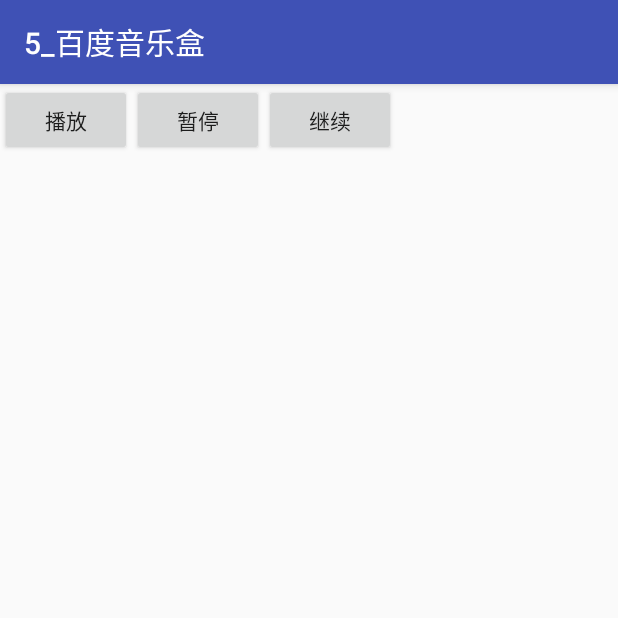
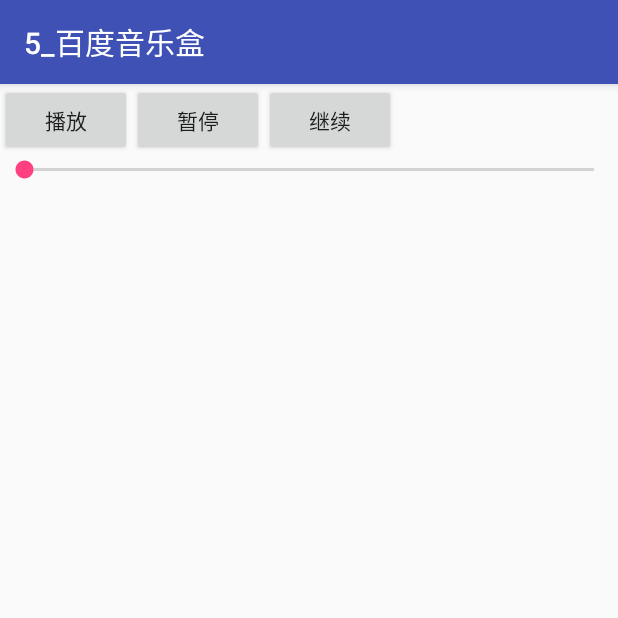
Before and after one commit to hsf0702/Day15, an Android app: the screen it shows after launch (MainActivity), on a phone screen of 412 x 824 dp, the top half of it. Run offline under Robolectric (Android 15) with nearby library versions, the phone set to English and light mode, and no system bars.

Commit message:
更新百度音乐盒未完成的操作

```diff
--- a/5_百度音乐盒/src/main/java/com/example/baiduMusic/Iservice.java
+++ b/5_百度音乐盒/src/main/java/com/example/baiduMusic/Iservice.java
@@ -7,5 +7,6 @@ public interface Iservice {
     void callPlayMusic();
     void callPauseMusic();
     void callContinueMusic();
+    void callPlaySeekPosition(int position);
 
 }
--- a/5_百度音乐盒/src/main/java/com/example/baiduMusic/MainActivity.java
+++ b/5_百度音乐盒/src/main/java/com/example/baiduMusic/MainActivity.java
@@ -4,21 +4,58 @@ import android.content.ComponentName;
 import android.content.Intent;
 import android.content.ServiceConnection;
 import android.os.Bundle;
+import android.os.Handler;
 import android.os.IBinder;
+import android.os.Message;
 import android.support.v7.app.AppCompatActivity;
 import android.view.View;
+import android.widget.SeekBar;
 
 public class MainActivity extends AppCompatActivity {
     private Iservice iservie;//代表中间人对象
-
+    private static SeekBar seekBar;
     /*
         综合方式开启服务流程
 
          */
+    public static Handler handler = new Handler(){
+        @Override
+        public void handleMessage(Message msg) {
+            Bundle data = msg.getData();
+            int duration = data.getInt("duration");
+            int currentPosition = data.getInt("currentPosition");
+
+            //更新seekbar
+            seekBar.setMax(duration);
+            seekBar.setProgress(currentPosition);
+            super.handleMessage(msg);
+        }
+    };
+
+
     @Override
     protected void onCreate(Bundle savedInstanceState) {
         super.onCreate(savedInstanceState);
         setContentView(R.layout.activity_main);
+
+        seekBar =  (SeekBar) findViewById(R.id.seekBar);
+        //拖动进度条
+        seekBar.setOnSeekBarChangeListener(new SeekBar.OnSeekBarChangeListener() {
+            @Override
+            public void onProgressChanged(SeekBar seekBar, int i, boolean b) {
+
+            }
+
+            @Override
+            public void onStartTrackingTouch(SeekBar seekBar) {
+
+            }
+
+            @Override
+            public void onStopTrackingTouch(SeekBar seekBar) {
+                iservie.callPlaySeekPosition(seekBar.getProgress());
+            }
+        });
 
         Intent intent = new Intent(this,MusicService.class);
         startService(intent);
--- a/5_百度音乐盒/src/main/res/layout/activity_main.xml
+++ b/5_百度音乐盒/src/main/res/layout/activity_main.xml
@@ -1,10 +1,14 @@
 <?xml version="1.0" encoding="utf-8"?>
 <LinearLayout xmlns:android="http://schemas.android.com/apk/res/android"
     xmlns:tools="http://schemas.android.com/tools" android:id="@+id/activity_main"
-    android:orientation="horizontal"
     android:layout_width="match_parent" android:layout_height="match_parent"
+    android:orientation="vertical"
     tools:context="com.example.baiduMusic.MainActivity">
 
+    <LinearLayout
+        android:orientation="horizontal"
+        android:layout_width="wrap_content"
+        android:layout_height="wrap_content">
         <Button
             android:id="@+id/bt_start"
             android:onClick="click"
@@ -26,3 +30,11 @@
             android:layout_width="wrap_content"
             android:layout_height="wrap_content" />
     </LinearLayout>
+
+    <SeekBar
+        android:layout_width="match_parent"
+        android:layout_height="wrap_content"
+        android:id="@+id/seekBar" />
+
+
+</LinearLayout>
```
Also changed, not shown: 5_百度音乐盒/src/main/java/com/example/baiduMusic/MusicService.java (+68 -3 lines). Lines whose indentation alone changed are shown as unchanged.
